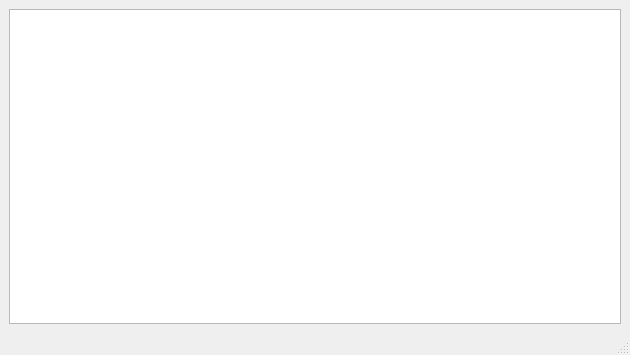
Qt form mainwindow.ui (proton/yoctoEd) before a commit.
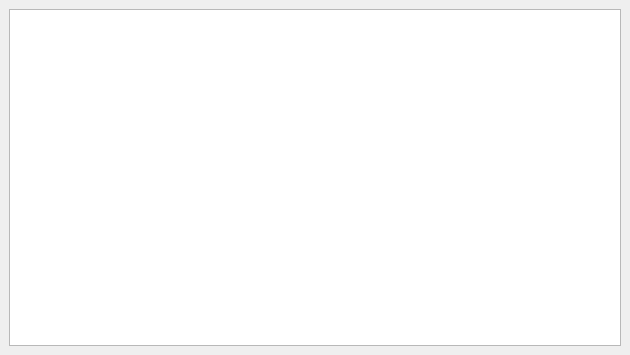
The same form after that commit.

Commit message: remove status bar to make more space

Diff of the .ui file:
```diff
--- a/mainwindow.ui
+++ b/mainwindow.ui
@@ -20,7 +20,6 @@
     </item>
    </layout>
   </widget>
-  <widget class="QStatusBar" name="statusbar"/>
  </widget>
  <resources/>
  <connections/>
```
The commit also changes 1 other file.
